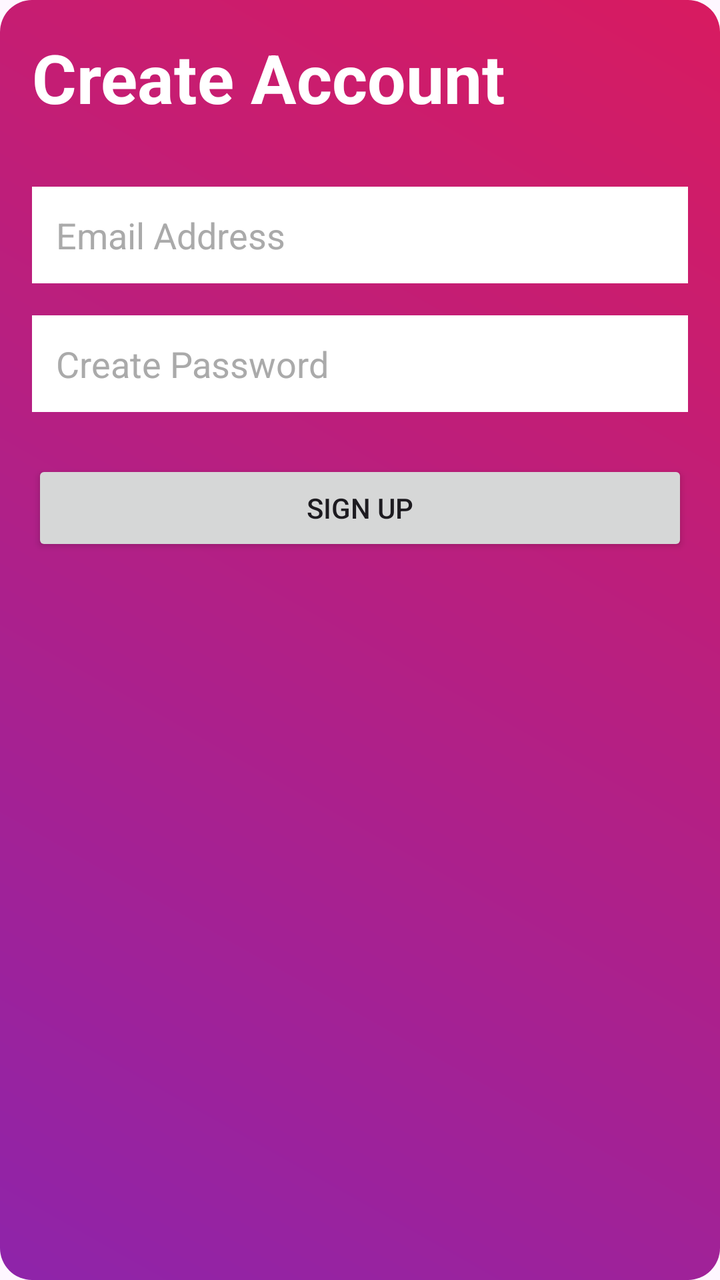
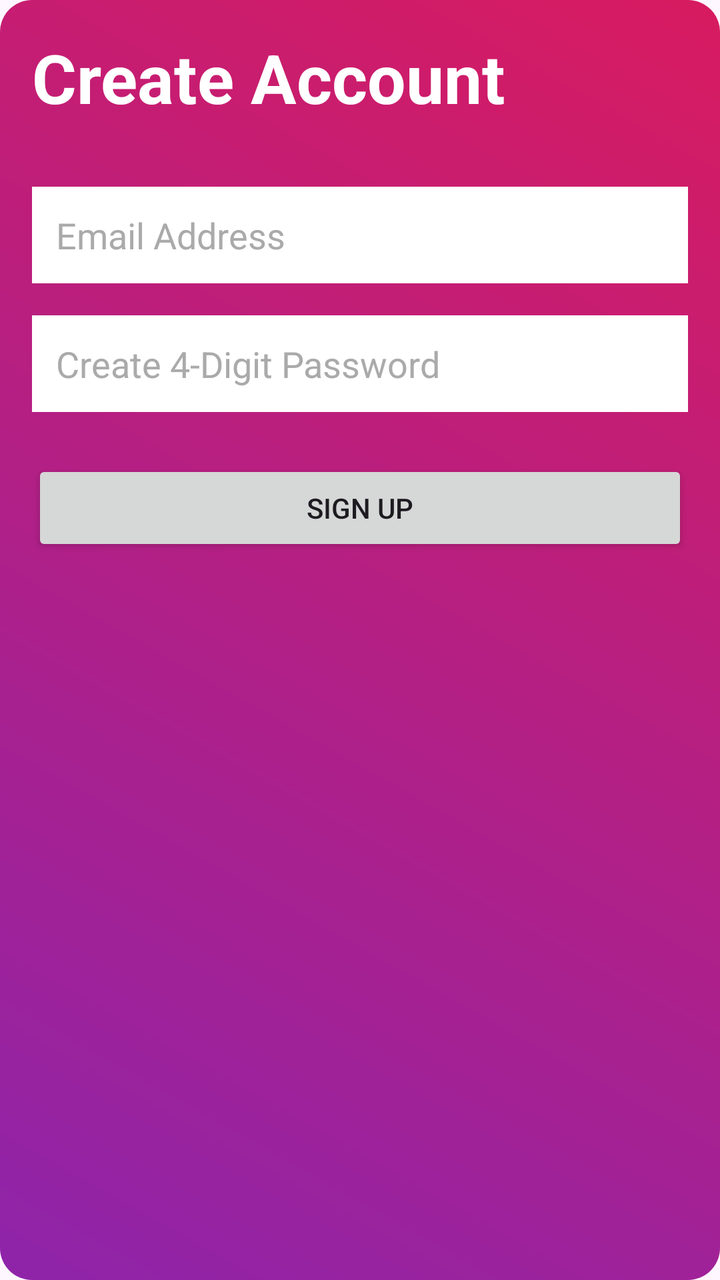

The first picture is an Android layout as it rendered before a commit; the second is the same layout after the commit. The layout source and the unified diff follow.
<!-- AndroidManifest.xml: application theme Theme.ServiceBookingApp2 -->
<!-- res/layout/activity_signup.xml -->
<?xml version="1.0" encoding="utf-8"?>
<androidx.constraintlayout.widget.ConstraintLayout xmlns:android="http://schemas.android.com/apk/res/android"
    xmlns:app="http://schemas.android.com/apk/res-auto"
    xmlns:tools="http://schemas.android.com/tools"
    android:layout_width="match_parent"
    android:layout_height="match_parent"
    android:padding="16dp"
    android:background="@drawable/gradient_1"
    tools:context=".SignUpActivity">

    <TextView
        android:id="@+id/tvSignUpTitle"
        android:layout_width="wrap_content"
        android:layout_height="wrap_content"
        android:text="Create Account"
        android:textAppearance="@style/TextAppearance.AppCompat.Display1"
        android:textColor="@android:color/white"
        android:textStyle="bold"
        app:layout_constraintStart_toStartOf="parent"
        app:layout_constraintTop_toTopOf="parent" />

    <EditText
        android:id="@+id/etEmail"
        android:layout_width="0dp"
        android:layout_height="wrap_content"
        android:layout_marginTop="32dp"
        android:hint="Email Address"
        android:inputType="textEmailAddress"
        android:background="@android:color/white"
        android:padding="12dp"
        android:textColor="@android:color/black"
        android:textColorHint="@android:color/darker_gray"
        app:layout_constraintEnd_toEndOf="parent"
        app:layout_constraintStart_toStartOf="parent"
        app:layout_constraintTop_toBottomOf="@+id/tvSignUpTitle" />

    <EditText
        android:id="@+id/etPassword"
        android:layout_width="0dp"
        android:layout_height="wrap_content"
        android:layout_marginTop="16dp"
        android:hint="Create Password"
        android:inputType="textPassword"
        android:background="@android:color/white"
        android:padding="12dp"
        android:textColor="@android:color/black"
        android:textColorHint="@android:color/darker_gray"
        app:layout_constraintEnd_toEndOf="parent"
        app:layout_constraintStart_toStartOf="parent"
        app:layout_constraintTop_toBottomOf="@+id/etEmail" />

    <Button
        android:id="@+id/btnSignUp"
        android:layout_width="0dp"
        android:layout_height="wrap_content"
        android:layout_marginTop="24dp"
        android:text="Sign Up"
        app:layout_constraintEnd_toEndOf="parent"
        app:layout_constraintStart_toStartOf="parent"
        app:layout_constraintTop_toBottomOf="@+id/etPassword" />

</androidx.constraintlayout.widget.ConstraintLayout>
<!-- resources referenced by this layout -->
<resources>
  <!-- drawable gradient_1 (drawable) -->
  <?xml version="1.0" encoding="utf-8"?>
  <shape xmlns:android="http://schemas.android.com/apk/res/android">
      <gradient
          android:angle="45"
          android:endColor="#D81B60"
          android:startColor="#8E24AA"
          android:type="linear" />
      <corners android:radius="16dp" />
  </shape>
  <style name="Theme.ServiceBookingApp2" parent="Base.Theme.ServiceBookingApp2" />
  <style name="Base.Theme.ServiceBookingApp2" parent="Theme.Material3.DayNight.NoActionBar">
          
          
      </style>
</resources>

<!-- the commit's change to res/layout/activity_signup.xml (unified diff, before → after) -->
@@ -39,8 +39,9 @@
         android:layout_width="0dp"
         android:layout_height="wrap_content"
         android:layout_marginTop="16dp"
-        android:hint="Create Password"
-        android:inputType="textPassword"
+        android:hint="Create 4-Digit Password"
+        android:inputType="numberPassword"
+        android:maxLength="4"
         android:background="@android:color/white"
         android:padding="12dp"
         android:textColor="@android:color/black"
